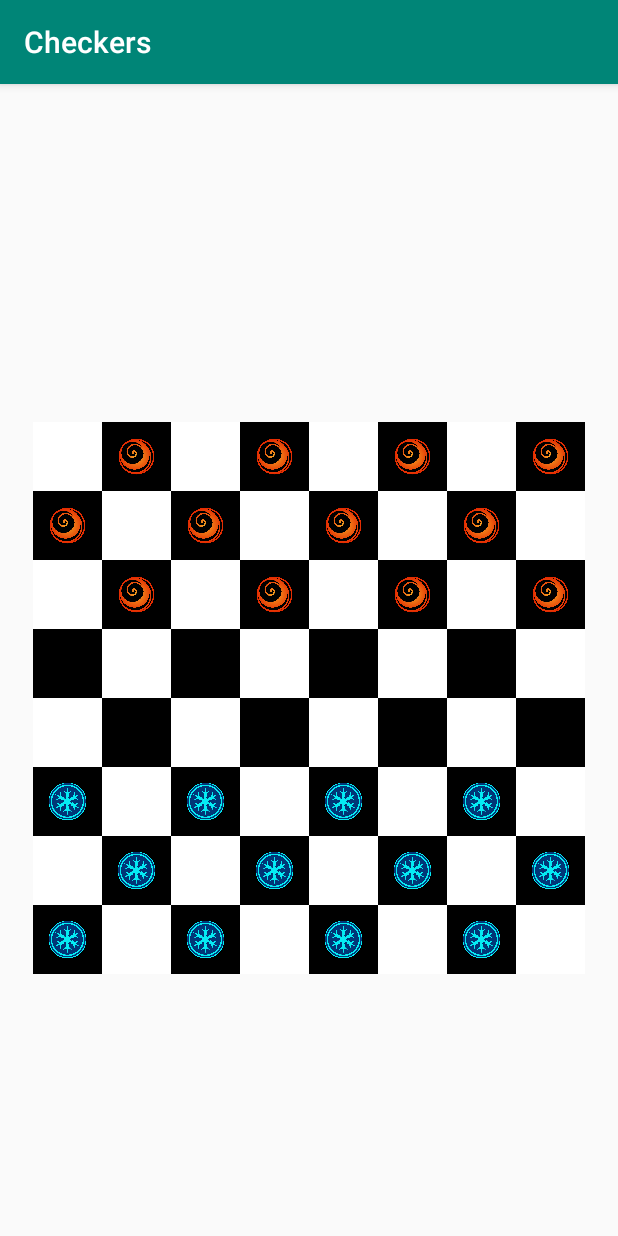
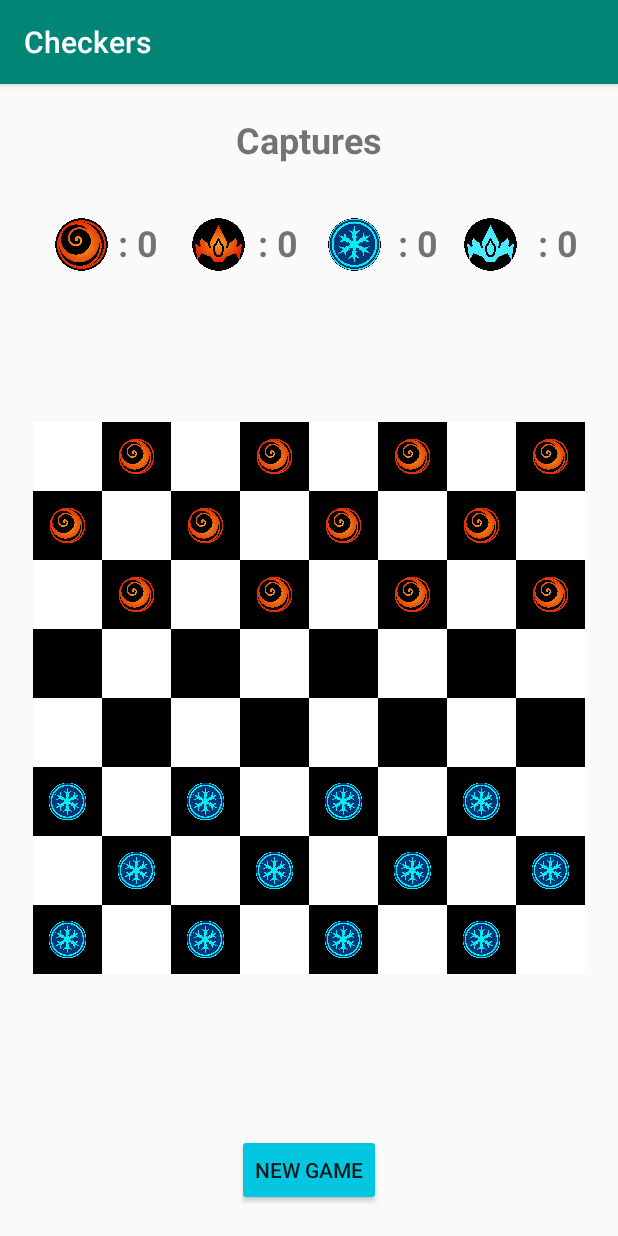
Before and after one commit to ZMBailey/simple_checkers, an Android app: the screen it shows after launch (MainActivity), on a phone screen of 412 x 824 dp. Run offline under Robolectric (Android 15) with nearby library versions, the phone set to English and light mode, and no system bars.

Commit message:
add views for tracking captures

```diff
--- a/app/src/main/java/com/checkers/Game.java
+++ b/app/src/main/java/com/checkers/Game.java
@@ -20,8 +20,8 @@ public class Game {
         //rows
         red = new HashMap<>();
         blue = new HashMap();
-        red.put("Pawn",11);
-        blue.put("Pawn",11);
+        red.put("Pawn",0);
+        blue.put("Pawn",0);
         red.put("King",0);
         blue.put("King",0);
 
@@ -57,21 +57,11 @@ public class Game {
     public void removePiece(String team,String type){
         HashMap<String,Integer> score;
         if(team.equals("Red")){
-            red.put(type,red.get(type) - 1);
+            red.put(type,red.get(type) + 1);
         } else {
-            blue.put(type,blue.get(type) - 1);
+            blue.put(type,blue.get(type) + 1);
         }
 
-    }
-
-    //add one king
-    public void addKing(String team){
-        removePiece(team,"Pawn");
-        if(team.equals("Red")){
-            red.put("King",red.get("King") + 1);
-        } else {
-            blue.put("King",blue.get("King") + 1);
-        }
     }
 
     //Check if space at input coordinates is a black space.
@@ -182,7 +172,6 @@ public class Game {
     //Promotes a piece to a king.
     private Piece makeKing(Piece p){
         p.rank = "King";
-        addKing(p.color);
         return p;
     }
 
--- a/app/src/main/res/layout/activity_main.xml
+++ b/app/src/main/res/layout/activity_main.xml
@@ -10,6 +10,123 @@
     android:paddingEnd="20dp"
     android:paddingBottom="20dp"
     tools:context=".MainActivity">
+
+    <TextView
+        android:id="@+id/textCaptures"
+        android:layout_width="wrap_content"
+        android:layout_height="wrap_content"
+        android:text="Captures"
+        android:textSize="24sp"
+        android:textStyle="bold"
+        app:layout_constraintBottom_toBottomOf="parent"
+        app:layout_constraintEnd_toEndOf="parent"
+        app:layout_constraintStart_toStartOf="parent"
+        app:layout_constraintTop_toTopOf="parent"
+        app:layout_constraintVertical_bias="0.001" />
+
+    <ImageView
+        android:id="@+id/imageRedPawn"
+        android:layout_width="35dp"
+        android:layout_height="35dp"
+        app:layout_constraintBottom_toBottomOf="parent"
+        app:layout_constraintEnd_toEndOf="parent"
+        app:layout_constraintHorizontal_bias="0.05"
+        app:layout_constraintStart_toStartOf="parent"
+        app:layout_constraintTop_toTopOf="parent"
+        app:layout_constraintVertical_bias="0.1"
+        app:srcCompat="@drawable/red_pawn" />
+
+    <TextView
+        android:id="@+id/textRedPawn"
+        android:layout_width="wrap_content"
+        android:layout_height="wrap_content"
+        android:text=": 0"
+        android:textSize="24sp"
+        android:textStyle="bold"
+        app:layout_constraintBottom_toBottomOf="parent"
+        app:layout_constraintEnd_toEndOf="parent"
+        app:layout_constraintHorizontal_bias="0.17"
+        app:layout_constraintStart_toStartOf="parent"
+        app:layout_constraintTop_toTopOf="parent"
+        app:layout_constraintVertical_bias="0.1" />
+
+    <ImageView
+        android:id="@+id/imageRedKing"
+        android:layout_width="35dp"
+        android:layout_height="35dp"
+        app:layout_constraintBottom_toBottomOf="parent"
+        app:layout_constraintEnd_toEndOf="parent"
+        app:layout_constraintHorizontal_bias="0.32"
+        app:layout_constraintStart_toStartOf="parent"
+        app:layout_constraintTop_toTopOf="parent"
+        app:layout_constraintVertical_bias="0.1"
+        app:srcCompat="@drawable/red_king" />
+
+    <TextView
+        android:id="@+id/textRedKing"
+        android:layout_width="wrap_content"
+        android:layout_height="wrap_content"
+        android:text=": 0"
+        android:textSize="24sp"
+        android:textStyle="bold"
+        app:layout_constraintBottom_toBottomOf="parent"
+        app:layout_constraintEnd_toEndOf="parent"
+        app:layout_constraintHorizontal_bias="0.44"
+        app:layout_constraintStart_toStartOf="parent"
+        app:layout_constraintTop_toTopOf="parent"
+        app:layout_constraintVertical_bias="0.1" />
+
+    <ImageView
+        android:id="@+id/imageBluePawn"
+        android:layout_width="35dp"
+        android:layout_height="35dp"
+        app:layout_constraintBottom_toBottomOf="parent"
+        app:layout_constraintEnd_toEndOf="parent"
+        app:layout_constraintHorizontal_bias="0.59"
+        app:layout_constraintStart_toStartOf="parent"
+        app:layout_constraintTop_toTopOf="parent"
+        app:layout_constraintVertical_bias="0.1"
+        app:srcCompat="@drawable/blue_pawn" />
+
+    <TextView
+        android:id="@+id/textBluePawn"
+        android:layout_width="wrap_content"
+        android:layout_height="wrap_content"
+        android:text=": 0"
+        android:textSize="24sp"
+        android:textStyle="bold"
+        app:layout_constraintBottom_toBottomOf="parent"
+        app:layout_constraintEnd_toEndOf="parent"
+        app:layout_constraintHorizontal_bias="0.71"
+        app:layout_constraintStart_toStartOf="parent"
+        app:layout_constraintTop_toTopOf="parent"
+        app:layout_constraintVertical_bias="0.1" />
+
+    <ImageView
+        android:id="@+id/imageBlueKing"
+        android:layout_width="35dp"
+        android:layout_height="35dp"
+        app:layout_constraintBottom_toBottomOf="parent"
+        app:layout_constraintEnd_toEndOf="parent"
+        app:layout_constraintHorizontal_bias="0.86"
+        app:layout_constraintStart_toStartOf="parent"
+        app:layout_constraintTop_toTopOf="parent"
+        app:layout_constraintVertical_bias="0.1"
+        app:srcCompat="@drawable/blue_king" />
+
+    <TextView
+        android:id="@+id/textBlueKing"
+        android:layout_width="wrap_content"
+        android:layout_height="wrap_content"
+        android:text=": 0"
+        android:textSize="24sp"
+        android:textStyle="bold"
+        app:layout_constraintBottom_toBottomOf="parent"
+        app:layout_constraintEnd_toEndOf="parent"
+        app:layout_constraintHorizontal_bias=".98"
+        app:layout_constraintStart_toStartOf="parent"
+        app:layout_constraintTop_toTopOf="parent"
+        app:layout_constraintVertical_bias="0.1" />
 
     <androidx.gridlayout.widget.GridLayout
         android:id="@+id/board"
@@ -24,4 +141,18 @@
         app:layout_constraintTop_toTopOf="parent">
 
     </androidx.gridlayout.widget.GridLayout>
+
+    <Button
+        android:id="@+id/reset_button"
+        android:layout_width="wrap_content"
+        android:layout_height="wrap_content"
+        android:backgroundTint="#03C7E0"
+        android:text="New Game"
+        app:layout_constraintBottom_toBottomOf="parent"
+        app:layout_constraintEnd_toEndOf="parent"
+        app:layout_constraintHorizontal_bias="0.5"
+        app:layout_constraintStart_toStartOf="parent"
+        app:layout_constraintTop_toTopOf="parent"
+        app:layout_constraintVertical_bias="1.0" />
+
 </androidx.constraintlayout.widget.ConstraintLayout>
```
